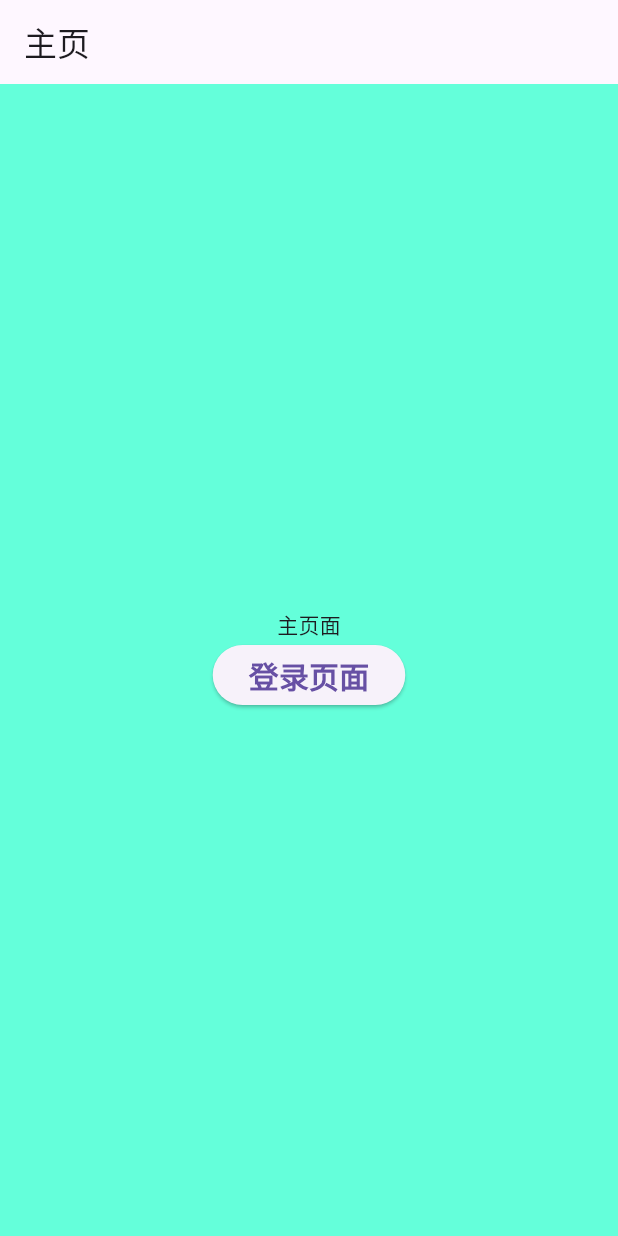
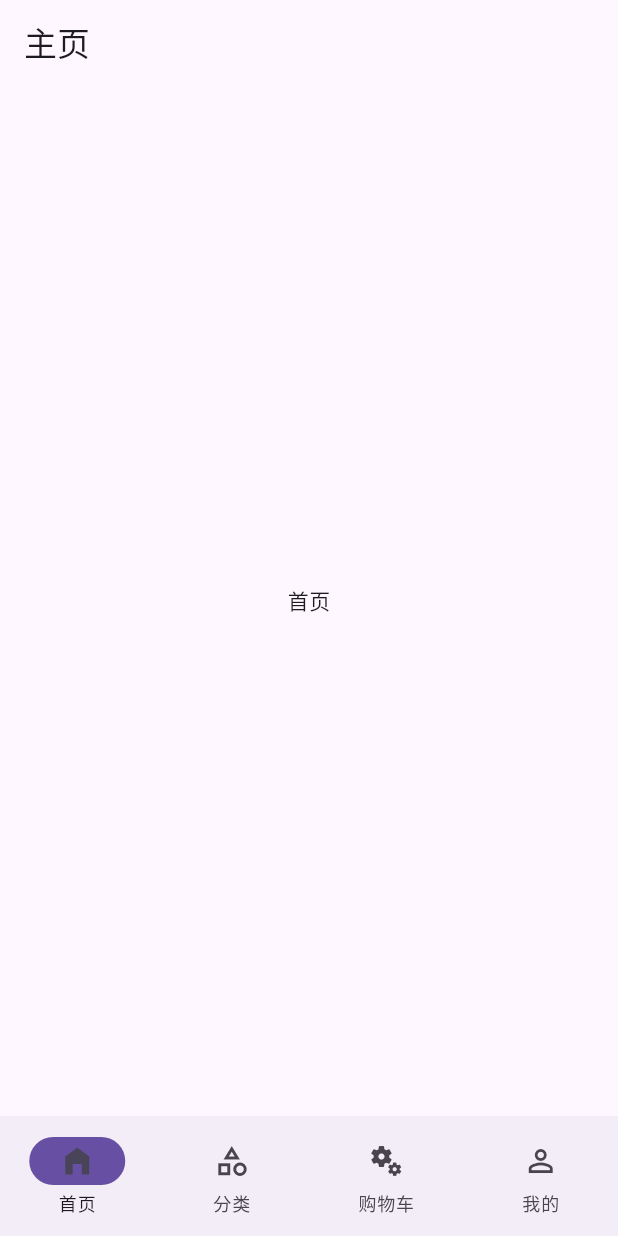
Before and after one commit to LiggMax/AnimeFlow, a Flutter app: the screen it shows after launch, on a phone screen of 412 x 824 dp. Run offline on Flutter 3.47's test engine with Material 3 defaults, Android fonts, the light colour scheme and no system bars.

Commit message:
feat(pages): 添加底部导航栏并实现页面切换功能
- 新增购物车、分类、首页和我的页面
- 在 MainPage 中集成底部导航栏
- 实现点击导航项切换对应页面内容
- 创建 TabItem 数据模型支持导航配置
- 使用 IndexedStack 管理页面状态保持

```diff
--- /dev/null
+++ b/lib/models/tab_item.dart
@@ -0,0 +1,24 @@
+import 'package:flutter/material.dart';
+
+enum TabType {
+  home,
+  category,
+  cart,
+  profile
+}
+
+class TabItem {
+  final TabType type;
+  final String title;
+  final IconData icon;
+  final IconData activeIcon;
+  final Widget page;
+
+  TabItem({
+    required this.type,
+    required this.title,
+    required this.icon,
+    required this.activeIcon,
+    required this.page,
+  });
+}
--- /dev/null
+++ b/lib/pages/Cart/index.dart
@@ -0,0 +1,15 @@
+import 'package:flutter/material.dart';
+
+class CartView extends StatefulWidget {
+  const CartView({super.key});
+
+  @override
+  State<CartView> createState() => _CartViewState();
+}
+
+class _CartViewState extends State<CartView> {
+  @override
+  Widget build(BuildContext context) {
+    return Center(child: Text('购物车'));
+  }
+}
--- /dev/null
+++ b/lib/pages/Category/index.dart
@@ -0,0 +1,15 @@
+import 'package:flutter/material.dart';
+
+class CategoryView extends StatefulWidget {
+  const CategoryView({super.key});
+
+  @override
+  State<CategoryView> createState() => _CategoryViewState();
+}
+
+class _CategoryViewState extends State<CategoryView> {
+  @override
+  Widget build(BuildContext context) {
+    return Center(child: Text("分类"),);
+  }
+}
--- /dev/null
+++ b/lib/pages/Home/index.dart
@@ -0,0 +1,15 @@
+import 'package:flutter/material.dart';
+
+class HomeView extends StatefulWidget {
+  const HomeView({super.key});
+
+  @override
+  State<HomeView> createState() => _HomeViewState();
+}
+
+class _HomeViewState extends State<HomeView> {
+  @override
+  Widget build(BuildContext context) {
+    return Center(child: Text("首页"),);
+  }
+}
--- a/lib/pages/Main/index.dart
+++ b/lib/pages/Main/index.dart
@@ -1,4 +1,10 @@
 import 'package:flutter/material.dart';
+import 'package:my_anime/pages/Cart/index.dart';
+import 'package:my_anime/pages/Category/index.dart';
+import 'package:my_anime/pages/Home/index.dart';
+import 'package:my_anime/pages/Profile/index.dart';
+
+import '../../models/tab_item.dart';
 
 class MainPage extends StatefulWidget {
   const MainPage({super.key});
@@ -8,29 +14,69 @@ class MainPage extends StatefulWidget {
 }
 
 class _MainPageState extends State<MainPage> {
+  final List<TabItem> _tabs = [
+    TabItem(
+      type: TabType.home,
+      title: "首页",
+      icon: Icons.home,
+      activeIcon: Icons.home_filled,
+      page: const Text("首页"),
+    ),
+    TabItem(
+      type: TabType.category,
+      title: "分类",
+      icon: Icons.category_outlined,
+      activeIcon: Icons.category,
+      page: const Text("分类"),
+    ),
+    TabItem(
+      type: TabType.cart,
+      title: "购物车",
+      icon: Icons.miscellaneous_services_outlined,
+      activeIcon: Icons.settings,
+      page: const Text("购物车"),
+    ),
+    TabItem(
+      type: TabType.profile,
+      title: "我的",
+      icon: Icons.person_outline,
+      activeIcon: Icons.person,
+      page: const Text("我的"),
+    ),
+  ];
+
+  List<NavigationDestination> _getTabBarWidget() {
+    return _tabs.map((tab) {
+      return NavigationDestination(
+        icon: Icon(tab.icon),
+        selectedIcon: Icon(tab.activeIcon),
+        label: tab.title,
+      );
+    }).toList();
+  }
+
+  int _currentIndex = 0;
+
+  List<Widget> _getTChildren() {
+    return [HomeView(), CategoryView(), CartView(), ProfileView()];
+  }
+
   @override
   Widget build(BuildContext context) {
     return Scaffold(
       appBar: AppBar(title: const Text("主页")),
-      body: Container(
-        width: double.infinity,
-        height: double.infinity,
-        color: Colors.tealAccent,
-        child: Column(
-          mainAxisAlignment: MainAxisAlignment.center,
-          children: [
-            Text("主页面"),
-            ElevatedButton(
-              onPressed: () {
-                Navigator.pushNamed(context, "/login");
-              },
-              child: Text(
-                "登录页面",
-                style: TextStyle(fontSize: 20, fontWeight: FontWeight.bold),
-              ),
-            ),
-          ],
-        ),
+      body: SafeArea(
+        child: IndexedStack(index: _currentIndex, children: _getTChildren()),
+      ),
+      bottomNavigationBar: NavigationBar(
+        indicatorColor: Theme.of(context).colorScheme.primary,
+        selectedIndex: _currentIndex,
+        onDestinationSelected: (index) {
+          setState(() {
+            _currentIndex = index;
+          });
+        },
+        destinations: _getTabBarWidget(),
       ),
     );
   }
--- /dev/null
+++ b/lib/pages/Profile/index.dart
@@ -0,0 +1,15 @@
+import 'package:flutter/material.dart';
+
+class ProfileView extends StatefulWidget {
+  const ProfileView({super.key});
+
+  @override
+  State<ProfileView> createState() => _ProfileViewState();
+}
+
+class _ProfileViewState extends State<ProfileView> {
+  @override
+  Widget build(BuildContext context) {
+    return Center(child: Text("我的页面"),);
+  }
+}
```
